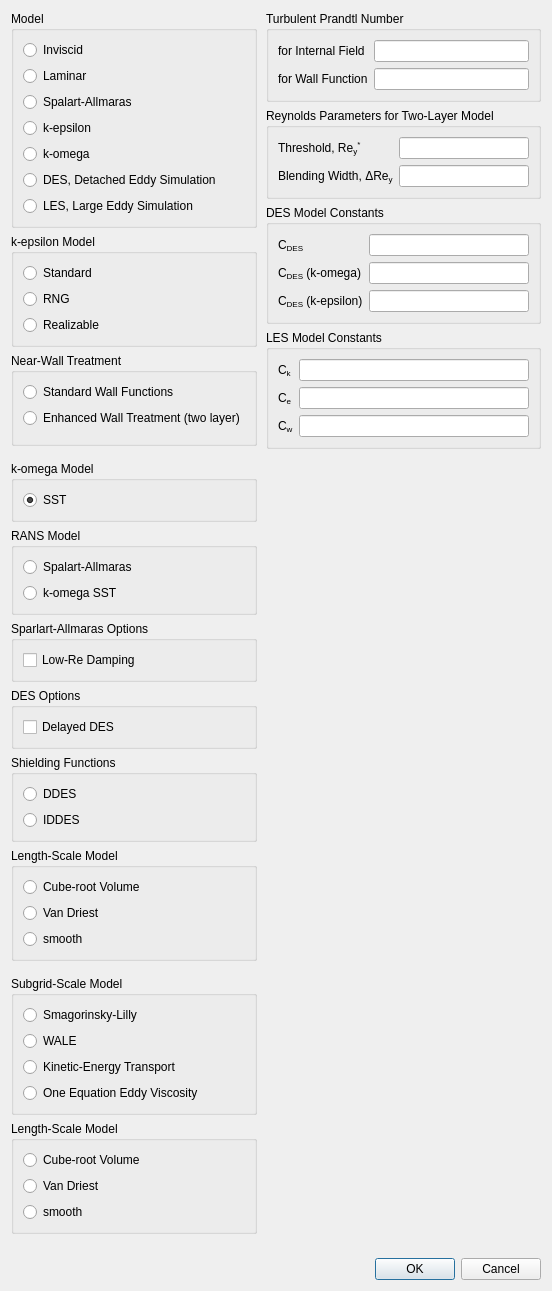
First picture: the form in baramFlow/view/setup/models/turbulence_dialog.ui, repository nextfoam/baram, before the edit.
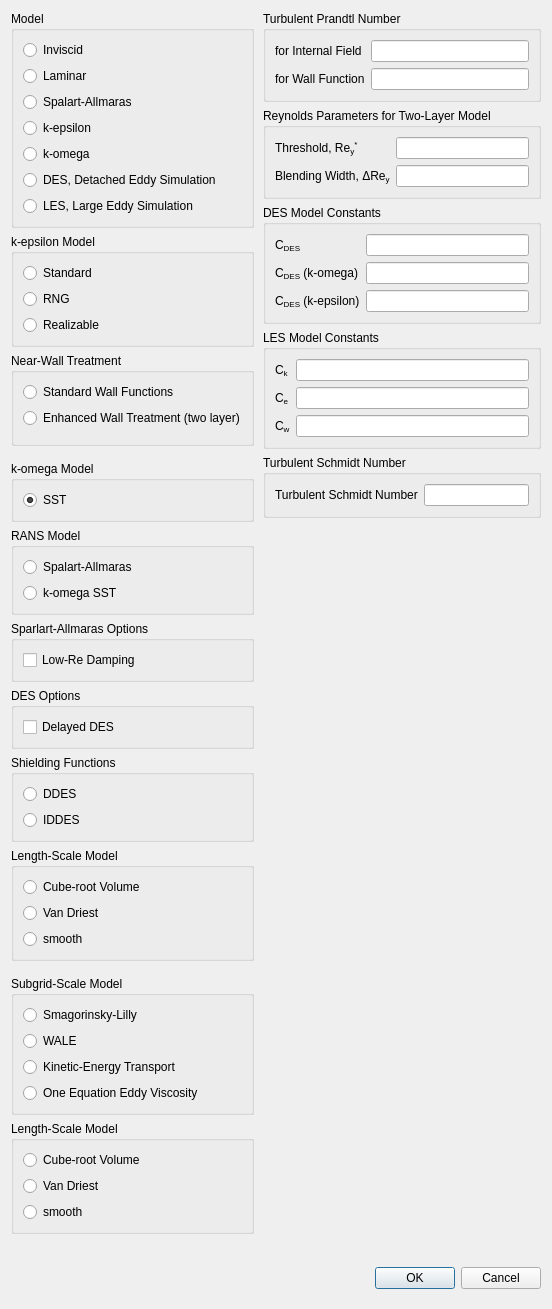
Second picture: the form after the edit.

```diff
--- a/baramFlow/view/setup/models/turbulence_dialog.ui
+++ b/baramFlow/view/setup/models/turbulence_dialog.ui
@@ -7,7 +7,7 @@
     <x>0</x>
     <y>0</y>
     <width>552</width>
-    <height>1240</height>
+    <height>1258</height>
    </rect>
   </property>
   <property name="minimumSize">
@@ -596,6 +596,25 @@
            </layout>
           </widget>
          </item>
+         <item>
+          <widget class="QGroupBox" name="schmidtNumber">
+           <property name="title">
+            <string>Turbulent Schmidt Number</string>
+           </property>
+           <layout class="QFormLayout" name="formLayout_3">
+            <item row="0" column="0">
+             <widget class="QLabel" name="label_11">
+              <property name="text">
+               <string>Turbulent Schmidt Number</string>
+              </property>
+             </widget>
+            </item>
+            <item row="0" column="1">
+             <widget class="QLineEdit" name="turbulentSchmidtNumber"/>
+            </item>
+           </layout>
+          </widget>
+         </item>
          <item>
           <spacer name="verticalSpacer_2">
            <property name="orientation">
@@ -629,19 +648,39 @@
     </spacer>
    </item>
    <item>
-    <widget class="QDialogButtonBox" name="buttonBox">
-     <property name="sizePolicy">
-      <sizepolicy hsizetype="Preferred" vsizetype="Fixed">
-       <horstretch>0</horstretch>
-       <verstretch>0</verstretch>
-      </sizepolicy>
-     </property>
-     <property name="orientation">
-      <enum>Qt::Horizontal</enum>
-     </property>
-     <property name="standardButtons">
-      <set>QDialogButtonBox::Cancel|QDialogButtonBox::Ok</set>
-     </property>
+    <widget class="QWidget" name="widget_3" native="true">
+     <layout class="QHBoxLayout" name="horizontalLayout_2">
+      <property name="rightMargin">
+       <number>0</number>
+      </property>
+      <item>
+       <spacer name="horizontalSpacer_2">
+        <property name="orientation">
+         <enum>Qt::Horizontal</enum>
+        </property>
+        <property name="sizeHint" stdset="0">
+         <size>
+          <width>208</width>
+          <height>20</height>
+         </size>
+        </property>
+       </spacer>
+      </item>
+      <item>
+       <widget class="QPushButton" name="ok">
+        <property name="text">
+         <string>OK</string>
+        </property>
+       </widget>
+      </item>
+      <item>
+       <widget class="QPushButton" name="cancel">
+        <property name="text">
+         <string>Cancel</string>
+        </property>
+       </widget>
+      </item>
+     </layout>
     </widget>
    </item>
   </layout>
```
Left out of the diff: 28 changed lines with no effect on the pictures.
